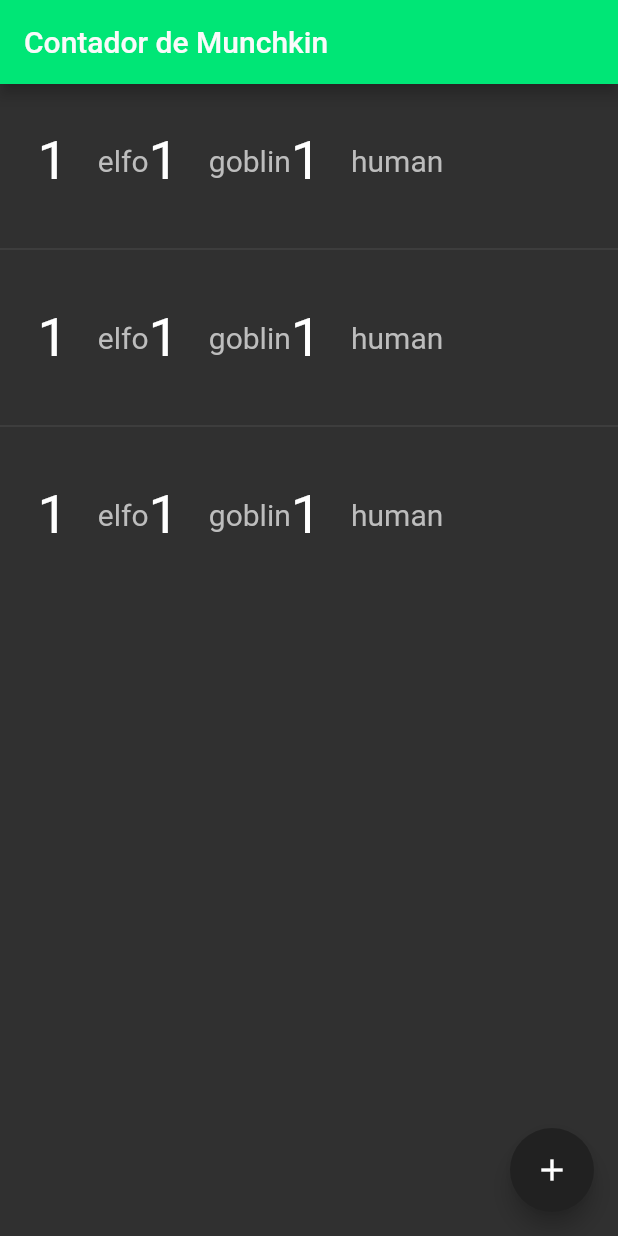
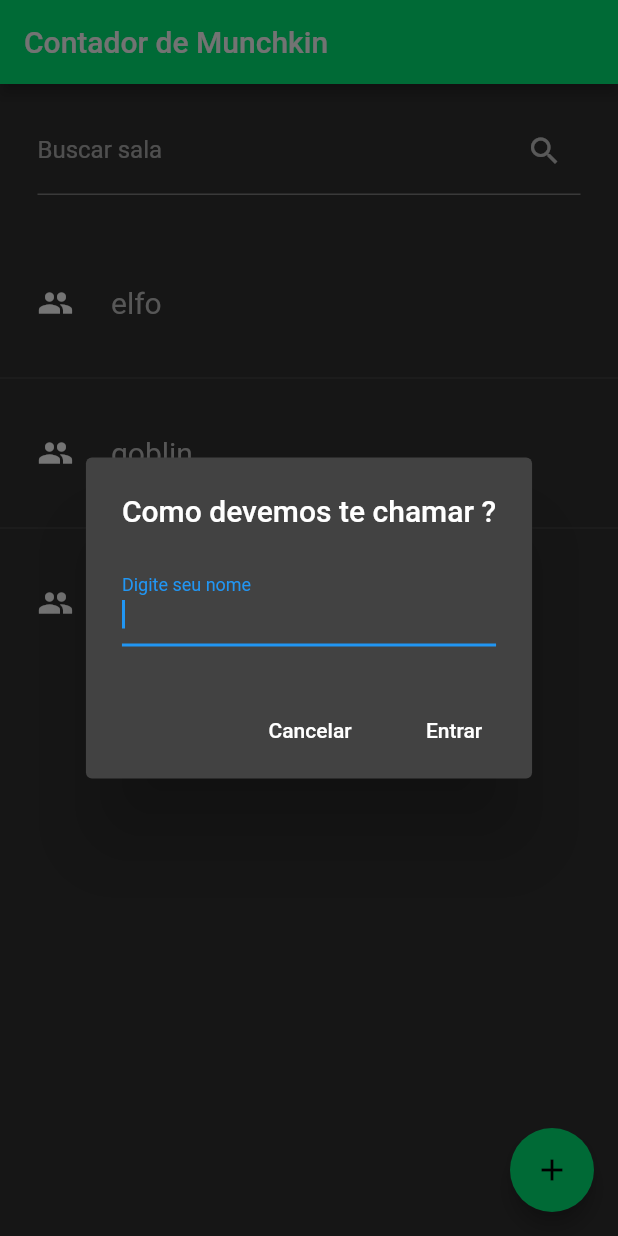
Before and after one commit to MayaraFreitas/munchkin, a Flutter app: the screen it shows after launch, after a tap on the "add" icon, on a phone screen of 412 x 824 dp. Run offline on Flutter 3.47's test engine with Material 2 defaults, Android fonts, the phone set to English and light mode, and no system bars.

Commit message:
Ajustado o layout e criado a dialog do floatButton

```diff
--- a/lib/main.dart
+++ b/lib/main.dart
@@ -13,7 +13,7 @@ void main() {
       theme: ThemeData(
         brightness: Brightness.dark,
         primaryColor: Colors.greenAccent[400],
-        accentColor: Colors.grey[900],
+        accentColor: Colors.greenAccent[400],
         primaryTextTheme: TextTheme(
           title: TextStyle(
             color: Colors.grey[50]
--- a/lib/models/dados_mocados.dart
+++ b/lib/models/dados_mocados.dart
@@ -1,4 +1,5 @@
 var jogadores = ["jogador 1", "jogador 2", "jogador 3", "jogador 4", "jogador 5"];
+List<String> roomList = ['elfo', 'goblin', 'human'];
 
 class Jogador {
   var nome;
--- a/lib/views/home_page.dart
+++ b/lib/views/home_page.dart
@@ -1,5 +1,6 @@
 import 'package:flutter/cupertino.dart';
 import 'package:flutter/material.dart';
+import 'package:munchkin/models/dados_mocados.dart';
 
 class HomePage extends StatefulWidget {
   @override
@@ -7,21 +8,80 @@ class HomePage extends StatefulWidget {
 }
 
 class _HomePageState extends State<HomePage> {
-  List<String> _roomList = ['elfo', 'goblin', 'human'];
   bool _loading = true;
 
   @override
   Widget build(BuildContext context) {
     return Scaffold(
       appBar: AppBar(title: Text('Contador de Munchkin'),),
-      floatingActionButton: FloatingActionButton(child: Icon(Icons.add), onPressed: () {print('teste1');},),
-      body: _buildBodyRoom(),
+      floatingActionButton: FloatingActionButton(child: Icon(Icons.add), onPressed: _dialogFloat,),
+      body: _buildScreen(),
     );
+  }
+
+  void _dialogFloat()
+  {
+    final _nameController = TextEditingController();
+    showDialog(
+      context: context,
+      barrierDismissible: false,
+      builder: (BuildContext context)
+      {
+        return AlertDialog(
+          title: Text('Como devemos te chamar ?'),
+          content: TextFormField(
+            keyboardType: TextInputType.text,
+            decoration: InputDecoration(labelText: 'Digite seu nome'),
+            controller: _nameController,
+            autofocus: true,
+            validator: (text)
+            {
+              return text.isEmpty ? "Insira o nome" : null;
+            }
+          ),
+          actions: <Widget>[
+            FlatButton(
+              child: Text("Cancelar"),
+              onPressed: ()
+              {
+                Navigator.of(context).pop();
+              }
+            ),
+            FlatButton(
+              child: Text("Entrar"),
+              onPressed: ()
+              {
+                Navigator.of(context).pop();
+              },
+            )
+          ],
+        );
+      }
+
+    );
+  }
+
+  Widget _buildScreen(){
+    return Column(children: <Widget>[
+      Expanded(flex: 0,
+        child: Padding(
+          padding: EdgeInsets.only(right: 25, left:25, top: 15, bottom: 30),
+          child: TextField(
+          decoration: InputDecoration(
+            labelText: 'Buscar sala',
+            suffixIcon: Icon(Icons.search)
+            ),
+          ),
+        )
+      ),
+
+      Expanded(flex: 1, child: _buildBodyRoom(),),
+    ],);
   }
 
   Widget _buildBodyRoom()
   {
-     if(_roomList.isEmpty)
+     if(roomList.isEmpty)
      {
        return Center(
          child: _loading ? CircularProgressIndicator() : Text('Sem salas'),
@@ -30,34 +90,26 @@ class _HomePageState extends State<HomePage> {
      else
      {
        return ListView.separated(
-         itemCount: _roomList.length,
          separatorBuilder: (BuildContext context, int index) => Divider(),
-         itemBuilder: (context, index) => Padding(
-          padding:EdgeInsets.only(top: 30.0, bottom: 30.0, left: 25.0, right: 25.0),
-          child: Column(
-            mainAxisAlignment: MainAxisAlignment.spaceBetween,
-            crossAxisAlignment: CrossAxisAlignment.center,
-            children: <Widget>[
-            _buildRoomList()
-            ],
-          ),
-        ),
+         itemCount: roomList.length,
+         itemBuilder: _buildRoomList
        );
      }
   }
 
-  Widget _buildRoomList()
+  Widget _buildRoomList(BuildContext context, int index)
   {
-      List<Widget> list = new List<Widget>();
-      for (var i = 0; i < _roomList.length; i++)
-      {
-        list.add(new Padding(
-          padding: EdgeInsets.only(right: 20),
-          child: Text('1', style: TextStyle(fontSize: 36)),
-        ));
-        list.add(new Text(_roomList[i], style: TextStyle(fontSize: 20, color: Colors.grey[400])));
-        list.add(Divider());
-      }
-      return new Row(children: list);
+      return  InkWell(
+        onTap: (){},
+        child: new Row(
+        children: <Widget>[
+          Padding(
+            padding: EdgeInsets.only(right: 25, left:25, top: 30, bottom: 30),
+            child: Icon(Icons.group),
+          ),
+          Text(roomList[index], style: TextStyle(fontSize: 20, color: Colors.grey[400])),
+          Divider(),
+        ],
+      ),);
   }
 }
```
